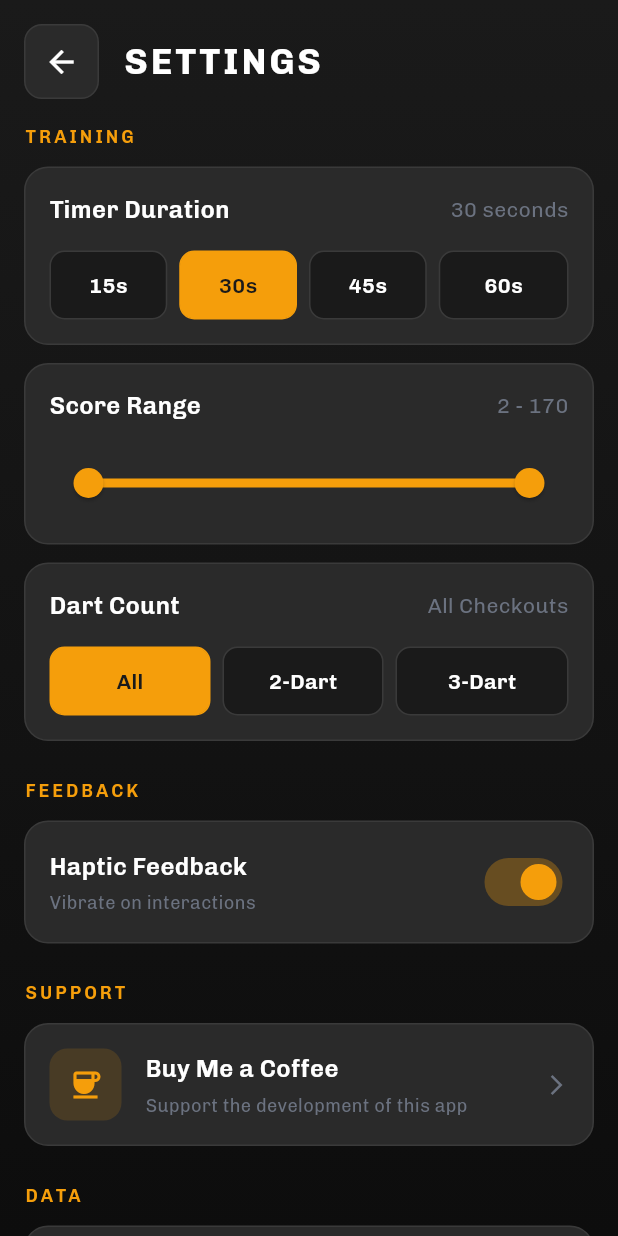
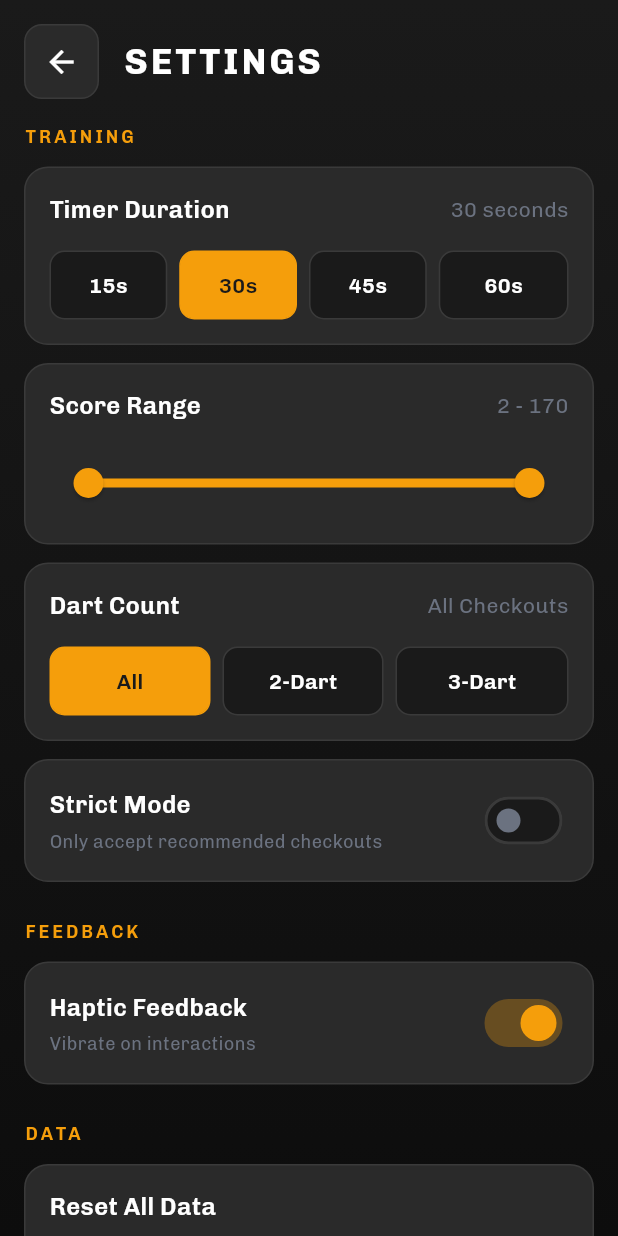
Before and after one commit to marcowoldering/checkout_trainer, a Flutter app: the SettingsPage screen opened by its route, on a phone screen of 412 x 824 dp. Run offline on Flutter 3.47's test engine with Material 3 defaults, Android fonts, the phone set to English and light mode, and no system bars; our stand-ins replace fl_chart, google_fonts, shared_preferences; accounts and stored records are empty.

Commit message:
settings + add strict mode

```diff
--- a/lib/main.dart
+++ b/lib/main.dart
@@ -42,6 +42,7 @@ class MyApp extends StatelessWidget {
   @override
   Widget build(BuildContext context) {
     return MaterialApp(
+      debugShowCheckedModeBanner: false,
       title: 'Checkout Trainer',
       theme: AppTheme.darkTheme,
       darkTheme: AppTheme.darkTheme,
--- a/lib/pages/settings.dart
+++ b/lib/pages/settings.dart
@@ -101,6 +101,15 @@ class _SettingsPageState extends State<SettingsPage> {
                           subtitle: _getDartCountLabel(settings.dartCountFilter),
                           child: _buildDartCountSelector(settings),
                         ),
+                        const SizedBox(height: 12),
+
+                        // Strict Mode
+                        _buildToggleCard(
+                          title: 'Strict Mode',
+                          subtitle: 'Only accept recommended checkouts',
+                          value: settings.strictMode,
+                          onChanged: (value) => settings.setStrictMode(value),
+                        ),
                         const SizedBox(height: 24),
 
                         _buildSectionHeader('Feedback'),
@@ -113,11 +122,6 @@ class _SettingsPageState extends State<SettingsPage> {
                           value: settings.hapticEnabled,
                           onChanged: (value) => settings.setHapticEnabled(value),
                         ),
-                        const SizedBox(height: 24),
-
-                        _buildSectionHeader('Support'),
-                        const SizedBox(height: 12),
-                        _buildSupportCard(),
                         const SizedBox(height: 24),
 
                         _buildSectionHeader('Data'),
@@ -437,73 +441,6 @@ class _SettingsPageState extends State<SettingsPage> {
     );
   }
 
-  Widget _buildSupportCard() {
-    return GestureDetector(
-      onTap: () async {
-        if (context.read<SettingsRepository>().hapticEnabled) {
-          HapticFeedback.lightImpact();
-        }
-        final url = Uri.parse('https://buymeacoffee.com/marcowoldering');
-        if (await canLaunchUrl(url)) {
-          await launchUrl(url, mode: LaunchMode.externalApplication);
-        }
-      },
-      child: Container(
-        padding: const EdgeInsets.all(16),
-        decoration: BoxDecoration(
-          color: AppColors.charcoal,
-          borderRadius: BorderRadius.circular(16),
-          border: Border.all(color: AppColors.gunmetal),
-        ),
-        child: Row(
-          children: [
-            Container(
-              padding: const EdgeInsets.all(12),
-              decoration: BoxDecoration(
-                color: AppColors.amberGold.withOpacity(0.15),
-                borderRadius: BorderRadius.circular(12),
-              ),
-              child: const Icon(
-                Icons.coffee,
-                color: AppColors.amberGold,
-                size: 24,
-              ),
-            ),
-            const SizedBox(width: 16),
-            Expanded(
-              child: Column(
-                crossAxisAlignment: CrossAxisAlignment.start,
-                children: [
-                  Text(
-                    'Buy Me a Coffee',
-                    style: GoogleFonts.chivo(
-                      fontSize: 16,
-                      fontWeight: FontWeight.w600,
-                      color: AppColors.pureWhite,
-                    ),
-                  ),
-                  const SizedBox(height: 4),
-                  Text(
-                    'Support the development of this app',
-                    style: GoogleFonts.chivo(
-                      fontSize: 12,
-                      color: AppColors.mutedGrey,
-                    ),
-                  ),
-                ],
-              ),
-            ),
-            const Icon(
-              Icons.arrow_forward_ios,
-              color: AppColors.mutedGrey,
-              size: 16,
-            ),
-          ],
-        ),
-      ),
-    );
-  }
-
   void _showResetConfirmationDialog(BuildContext context) {
     showDialog(
       context: context,
--- a/lib/repositories/settings_repository.dart
+++ b/lib/repositories/settings_repository.dart
@@ -7,12 +7,14 @@ class SettingsRepository extends ChangeNotifier {
   static const String _keyMaxScore = 'settings_max_score';
   static const String _keyDartCountFilter = 'settings_dart_count_filter';
   static const String _keyHapticEnabled = 'settings_haptic_enabled';
+  static const String _keyStrictMode = 'settings_strict_mode';
 
   int _timerDuration = 30;
   int _minScore = 2;
   int _maxScore = 170;
   String _dartCountFilter = 'all';
   bool _hapticEnabled = true;
+  bool _strictMode = false;
   bool _initialized = false;
 
   int get timerDuration => _timerDuration;
@@ -20,6 +22,7 @@ class SettingsRepository extends ChangeNotifier {
   int get maxScore => _maxScore;
   String get dartCountFilter => _dartCountFilter;
   bool get hapticEnabled => _hapticEnabled;
+  bool get strictMode => _strictMode;
   bool get initialized => _initialized;
 
   Duration get timerDurationValue => Duration(seconds: _timerDuration);
@@ -34,6 +37,7 @@ class SettingsRepository extends ChangeNotifier {
       _maxScore = prefs.getInt(_keyMaxScore) ?? 170;
       _dartCountFilter = prefs.getString(_keyDartCountFilter) ?? 'all';
       _hapticEnabled = prefs.getBool(_keyHapticEnabled) ?? true;
+      _strictMode = prefs.getBool(_keyStrictMode) ?? false;
       _initialized = true;
       notifyListeners();
     } catch (e) {
@@ -74,6 +78,12 @@ class SettingsRepository extends ChangeNotifier {
     await _save(_keyHapticEnabled, enabled);
   }
 
+  Future<void> setStrictMode(bool enabled) async {
+    _strictMode = enabled;
+    notifyListeners();
+    await _save(_keyStrictMode, enabled);
+  }
+
   Future<void> _save(String key, dynamic value) async {
     try {
       final prefs = await SharedPreferences.getInstance();
--- a/pubspec.yaml
+++ b/pubspec.yaml
@@ -1,7 +1,7 @@
 name: checout_trainer
 description: Train your checkout skills for darts
 publish_to: 'none'
-version: 1.0.1+1
+version: 1.1.0+2
 
 environment:
   sdk: ^3.1.1
```
Also changed, not shown: lib/pages/home.dart (+0 -40 lines), lib/pages/trainer.dart (+25 -6 lines), 2 other files.
